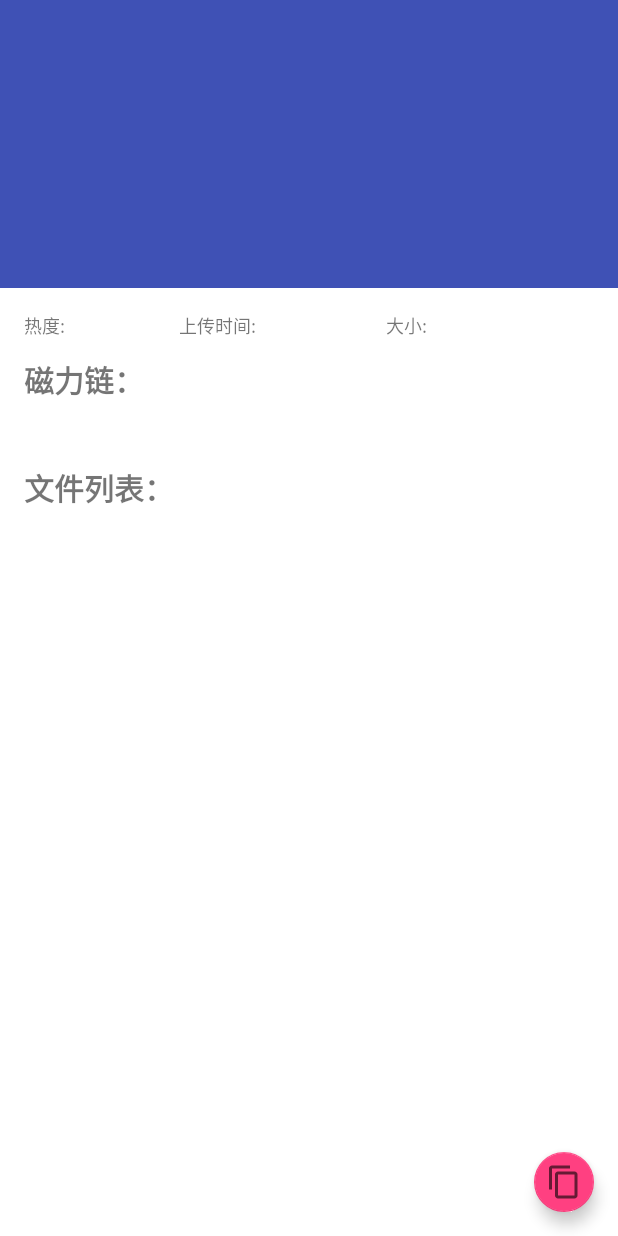
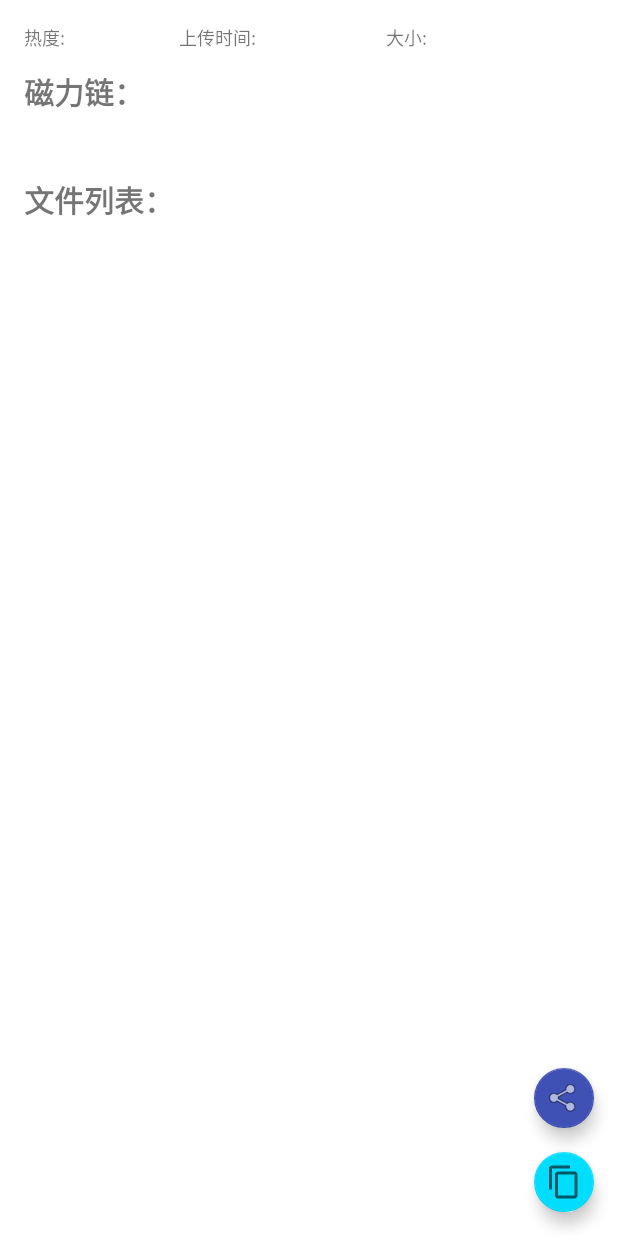
Before and after one commit to keys961/TorrentSearch, an Android app: the layout activity_details.xml on its own in the app's theme, with its tools: preview values and no code run, on a phone screen of 412 x 824 dp. Run offline under Robolectric (Android 15) with nearby library versions, the phone set to English and light mode, and no system bars.

Commit message:
大致完成基础功能

```diff
--- a/app/src/main/res/layout/activity_details.xml
+++ b/app/src/main/res/layout/activity_details.xml
@@ -13,34 +13,6 @@
         android:layout_height="match_parent"
         android:theme="@style/AppTheme"
         android:background="@color/colorWhite">
-
-    <android.support.design.widget.AppBarLayout
-            android:id="@+id/appbar"
-            android:layout_height="192dp"
-            android:layout_width="match_parent"
-            android:theme="@style/AppTheme">
-
-        <android.support.design.widget.CollapsingToolbarLayout
-                android:layout_width="match_parent"
-                android:layout_height="match_parent"
-                app:toolbarId="@+id/toolbar"
-                app:layout_scrollFlags="scroll|exitUntilCollapsed"
-                >
-
-            <android.support.v7.widget.Toolbar
-                    android:id="@+id/toolbar"
-                    android:layout_height="?attr/actionBarSize"
-                    android:layout_width="match_parent"
-                    app:titleTextAppearance="@style/AppTheme.NoActionBar"
-                    android:textColor="@color/colorWhite"
-                    android:titleTextColor="@color/colorWhite"
-                    app:titleTextColor="@color/colorWhite"
-                    android:theme="@style/AppTheme"
-                    app:titleMargin="2dp"
-                    android:textDirection="inherit">
-            </android.support.v7.widget.Toolbar>
-        </android.support.design.widget.CollapsingToolbarLayout>
-    </android.support.design.widget.AppBarLayout>
 
     <android.support.v4.widget.NestedScrollView
             android:layout_width="match_parent"
@@ -138,5 +110,17 @@
             android:layout_alignParentRight="true"
             android:layout_alignParentBottom="true"
             android:layout_margin="16dp"
-            />
+            app:backgroundTint="@android:color/holo_blue_bright"/>
+
+    <android.support.design.widget.FloatingActionButton
+            android:layout_width="wrap_content"
+            android:layout_height="wrap_content"
+            android:clickable="true"
+            app:fabSize="mini"
+            app:srcCompat="@android:drawable/ic_menu_share"
+            android:id="@+id/shareFloatingActionButton"
+            app:backgroundTint="?attr/colorPrimary"
+            android:layout_above="@+id/floatingActionButton"
+            android:layout_alignLeft="@+id/floatingActionButton"
+            android:layout_alignStart="@+id/floatingActionButton"/>
 </RelativeLayout>
```
Also changed, not shown: app/src/main/java/com/example/yejt/olddriver/DetailsActivity.java (+22 -7 lines).
